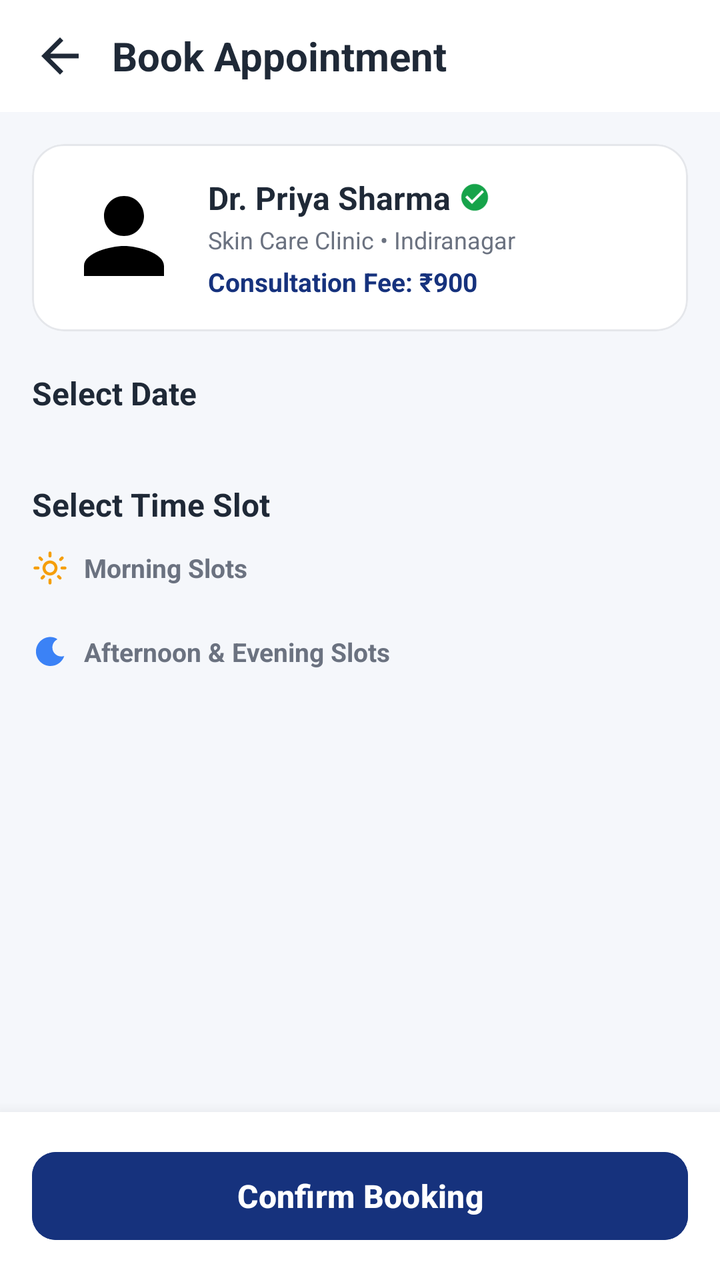
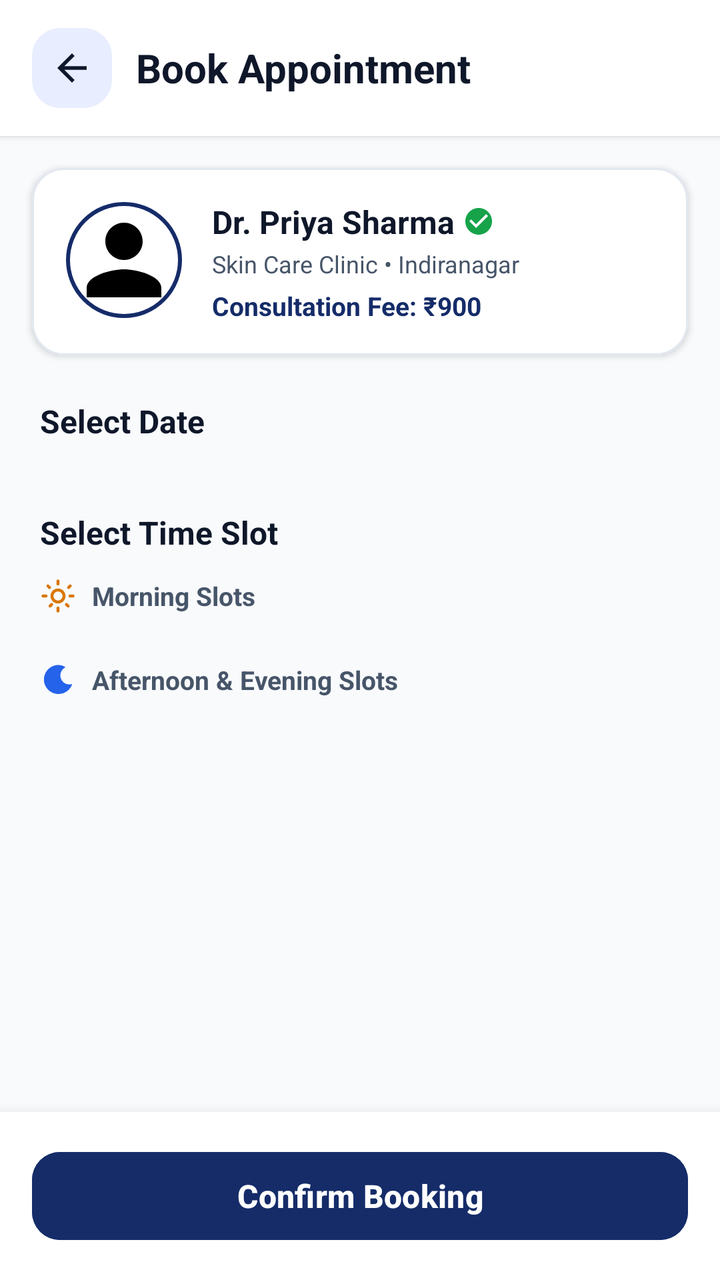

Screens rendered from an Android XML layout before and after an edit, with the pre-edit source and the edit as a unified diff.
<!-- AndroidManifest.xml: application theme Theme.CareWell -->
<!-- res/layout/activity_book_appointment.xml -->
<?xml version="1.0" encoding="utf-8"?>
<RelativeLayout xmlns:android="http://schemas.android.com/apk/res/android"
    xmlns:app="http://schemas.android.com/apk/res-auto"
    android:layout_width="match_parent"
    android:layout_height="match_parent"
    android:background="@color/background_light">

    <ScrollView
        android:layout_width="match_parent"
        android:layout_height="match_parent"
        android:layout_above="@id/bottom_confirm_bar"
        android:fillViewport="true">

        <LinearLayout
            android:layout_width="match_parent"
            android:layout_height="wrap_content"
            android:orientation="vertical"
            android:paddingBottom="24dp">

            
            <RelativeLayout
                android:layout_width="match_parent"
                android:layout_height="wrap_content"
                android:background="@color/surface_white"
                android:paddingHorizontal="16dp"
                android:paddingVertical="14dp">

                <ImageView
                    android:id="@+id/iv_back"
                    android:layout_width="28dp"
                    android:layout_height="28dp"
                    android:layout_alignParentStart="true"
                    android:layout_centerVertical="true"
                    android:src="@drawable/ic_back"
                    app:tint="@color/text_primary"
                    android:contentDescription="Back" />

                <TextView
                    android:layout_width="wrap_content"
                    android:layout_height="wrap_content"
                    android:layout_toEndOf="@id/iv_back"
                    android:layout_centerVertical="true"
                    android:layout_marginStart="12dp"
                    android:text="Book Appointment"
                    android:textColor="@color/text_primary"
                    android:textSize="20sp"
                    android:textStyle="bold" />
            </RelativeLayout>

            
            <com.google.android.material.card.MaterialCardView
                android:layout_width="match_parent"
                android:layout_height="wrap_content"
                android:layout_marginHorizontal="16dp"
                android:layout_marginTop="16dp"
                app:cardCornerRadius="16dp"
                app:cardElevation="0dp"
                app:strokeColor="@color/card_stroke"
                app:strokeWidth="1dp"
                app:cardBackgroundColor="@color/surface_white">

                <LinearLayout
                    android:layout_width="match_parent"
                    android:layout_height="wrap_content"
                    android:orientation="horizontal"
                    android:padding="16dp">

                    <com.google.android.material.imageview.ShapeableImageView
                        android:id="@+id/iv_doctor"
                        android:layout_width="60dp"
                        android:layout_height="60dp"
                        android:scaleType="centerCrop"
                        android:src="@drawable/ic_user"
                        app:shapeAppearanceOverlay="@style/ShapeAppearanceOverlay.App.Corner8dp"
                        android:contentDescription="Doctor image" />

                    <LinearLayout
                        android:layout_width="0dp"
                        android:layout_height="wrap_content"
                        android:layout_weight="1"
                        android:layout_marginStart="12dp"
                        android:orientation="vertical">

                        <LinearLayout
                            android:layout_width="wrap_content"
                            android:layout_height="wrap_content"
                            android:gravity="center_vertical"
                            android:orientation="horizontal">

                            <TextView
                                android:id="@+id/tv_doctor_name"
                                android:layout_width="wrap_content"
                                android:layout_height="wrap_content"
                                android:text="Dr. Priya Sharma"
                                android:textColor="@color/text_primary"
                                android:textSize="16sp"
                                android:textStyle="bold" />

                            <ImageView
                                android:layout_width="16dp"
                                android:layout_height="16dp"
                                android:layout_marginStart="4dp"
                                android:src="@drawable/ic_verified"
                                android:contentDescription="Verified" />
                        </LinearLayout>

                        <TextView
                            android:id="@+id/tv_clinic_name"
                            android:layout_width="wrap_content"
                            android:layout_height="wrap_content"
                            android:layout_marginTop="2dp"
                            android:text="Skin Care Clinic • Indiranagar"
                            android:textColor="@color/text_secondary"
                            android:textSize="12sp" />

                        <TextView
                            android:id="@+id/tv_fee"
                            android:layout_width="wrap_content"
                            android:layout_height="wrap_content"
                            android:layout_marginTop="4dp"
                            android:text="Consultation Fee: ₹900"
                            android:textColor="@color/primary"
                            android:textSize="13sp"
                            android:textStyle="bold" />
                    </LinearLayout>
                </LinearLayout>
            </com.google.android.material.card.MaterialCardView>

            
            <TextView
                android:layout_width="wrap_content"
                android:layout_height="wrap_content"
                android:layout_marginHorizontal="16dp"
                android:layout_marginTop="20dp"
                android:text="Select Date"
                android:textColor="@color/text_primary"
                android:textSize="16sp"
                android:textStyle="bold" />

            <androidx.recyclerview.widget.RecyclerView
                android:id="@+id/rv_dates"
                android:layout_width="match_parent"
                android:layout_height="wrap_content"
                android:layout_marginTop="10dp"
                android:clipToPadding="false"
                android:paddingHorizontal="16dp" />

            
            <TextView
                android:layout_width="wrap_content"
                android:layout_height="wrap_content"
                android:layout_marginHorizontal="16dp"
                android:layout_marginTop="24dp"
                android:text="Select Time Slot"
                android:textColor="@color/text_primary"
                android:textSize="16sp"
                android:textStyle="bold" />

            
            <LinearLayout
                android:layout_width="match_parent"
                android:layout_height="wrap_content"
                android:layout_marginHorizontal="16dp"
                android:layout_marginTop="12dp"
                android:gravity="center_vertical"
                android:orientation="horizontal">

                <ImageView
                    android:layout_width="18dp"
                    android:layout_height="18dp"
                    android:src="@drawable/ic_sun"
                    android:contentDescription="Sun icon" />

                <TextView
                    android:layout_width="wrap_content"
                    android:layout_height="wrap_content"
                    android:layout_marginStart="8dp"
                    android:text="Morning Slots"
                    android:textColor="@color/text_secondary"
                    android:textSize="13sp"
                    android:textStyle="bold" />
            </LinearLayout>

            <androidx.recyclerview.widget.RecyclerView
                android:id="@+id/rv_morning_slots"
                android:layout_width="match_parent"
                android:layout_height="wrap_content"
                android:layout_marginHorizontal="12dp"
                android:layout_marginTop="8dp"
                android:nestedScrollingEnabled="false" />

            
            <LinearLayout
                android:layout_width="match_parent"
                android:layout_height="wrap_content"
                android:layout_marginHorizontal="16dp"
                android:layout_marginTop="16dp"
                android:gravity="center_vertical"
                android:orientation="horizontal">

                <ImageView
                    android:layout_width="18dp"
                    android:layout_height="18dp"
                    android:src="@drawable/ic_moon"
                    android:contentDescription="Moon icon" />

                <TextView
                    android:layout_width="wrap_content"
                    android:layout_height="wrap_content"
                    android:layout_marginStart="8dp"
                    android:text="Afternoon &amp; Evening Slots"
                    android:textColor="@color/text_secondary"
                    android:textSize="13sp"
                    android:textStyle="bold" />
            </LinearLayout>

            <androidx.recyclerview.widget.RecyclerView
                android:id="@+id/rv_evening_slots"
                android:layout_width="match_parent"
                android:layout_height="wrap_content"
                android:layout_marginHorizontal="12dp"
                android:layout_marginTop="8dp"
                android:nestedScrollingEnabled="false" />

        </LinearLayout>
    </ScrollView>

    
    <LinearLayout
        android:id="@+id/bottom_confirm_bar"
        android:layout_width="match_parent"
        android:layout_height="wrap_content"
        android:layout_alignParentBottom="true"
        android:background="@color/surface_white"
        android:elevation="12dp"
        android:padding="16dp">

        <com.google.android.material.button.MaterialButton
            android:id="@+id/btn_confirm_booking"
            android:layout_width="match_parent"
            android:layout_height="52dp"
            android:backgroundTint="@color/primary"
            android:text="Confirm Booking"
            android:textColor="@color/white"
            android:textSize="16sp"
            android:textStyle="bold"
            app:cornerRadius="12dp" />
    </LinearLayout>

</RelativeLayout>
<!-- resources referenced by this layout -->
<resources>
  <color name="background_light">#F5F7FB</color>
  <color name="card_stroke">#E5E7EB</color>
  <color name="primary">#16327D</color>
  <color name="surface_white">#FFFFFF</color>
  <color name="text_primary">#1F2937</color>
  <color name="text_secondary">#6B7280</color>
  <color name="white">#FFFFFF</color>
  <!-- drawable ic_back (drawable) -->
  <vector xmlns:android="http://schemas.android.com/apk/res/android"
      android:width="24dp"
      android:height="24dp"
      android:viewportWidth="24"
      android:viewportHeight="24">
      <path
          android:fillColor="#FF000000"
          android:pathData="M20,11H7.83l5.59,-5.59L12,4l-8,8 8,8 1.41,-1.41L7.83,13H20v-2z"/>
  </vector>
  <!-- drawable ic_moon (drawable) -->
  <vector xmlns:android="http://schemas.android.com/apk/res/android"
      android:width="24dp"
      android:height="24dp"
      android:viewportWidth="24"
      android:viewportHeight="24">
      <path
          android:fillColor="#3B82F6"
          android:pathData="M12.3,2C6.97,2 2.63,6.34 2.63,11.67c0,5.33 4.34,9.67 9.67,9.67 4.3,0 7.97,-2.81 9.22,-6.71 -0.61,0.22 -1.26,0.34 -1.95,0.34 -3.31,0 -6,-2.69 -6,-6 0,-2.39 1.4,-4.46 3.42,-5.42C15.82,2.56 14.13,2 12.3,2z"/>
  </vector>
  <!-- drawable ic_user (drawable) -->
  <vector xmlns:android="http://schemas.android.com/apk/res/android"
      android:width="24dp"
      android:height="24dp"
      android:viewportWidth="24"
      android:viewportHeight="24">
      <path
          android:fillColor="#FF000000"
          android:pathData="M12,12c2.21,0 4,-1.79 4,-4s-1.79,-4 -4,-4 -4,1.79 -4,4 1.79,4 4,4zm0,2c-2.67,0 -8,1.34 -8,4v2h16v-2c0,-2.66 -5.33,-4 -8,-4z"/>
  </vector>
  <!-- drawable ic_verified (drawable) -->
  <vector xmlns:android="http://schemas.android.com/apk/res/android"
      android:width="24dp"
      android:height="24dp"
      android:viewportWidth="24"
      android:viewportHeight="24">
      <path
          android:fillColor="#16A34A"
          android:pathData="M12,2C6.48,2 2,6.48 2,12s4.48,10 10,10 10,-4.48 10,-10S17.52,2 12,2zm-2,15l-5,-5 1.41,-1.41L10,14.17l7.59,-7.59L19,8l-9,9z"/>
  </vector>
  <style name="ShapeAppearanceOverlay.App.Corner8dp" parent="">
          <item name="cornerSize">8dp</item>
      </style>
  <style name="Theme.CareWell" parent="Base.Theme.CareWell" />
  <style name="Base.Theme.CareWell" parent="Theme.Material3.Light.NoActionBar">
          <item name="colorPrimary">@color/primary</item>
          <item name="colorPrimaryVariant">@color/primary_dark</item>
          <item name="colorOnPrimary">@color/white</item>
          <item name="colorSecondary">@color/secondary</item>
          <item name="colorSecondaryVariant">@color/secondary</item>
          <item name="colorOnSecondary">@color/white</item>
          <item name="android:statusBarColor">@color/white</item>
          <item name="android:windowLightStatusBar">true</item>
          <item name="android:windowBackground">@color/background_light</item>
      </style>
  <color name="primary_dark">#0F2359</color>
  <color name="secondary">#3B82F6</color>
  <!-- unchanged entries left out for length: 1 -->
</resources>

<!-- the commit's change to res/layout/activity_book_appointment.xml (unified diff, before → after) -->
@@ -8,7 +8,7 @@
     <ScrollView
         android:layout_width="match_parent"
         android:layout_height="match_parent"
-        android:layout_above="@id/bottom_confirm_bar"
+        android:layout_above="@+id/bottom_confirm_bar"
         android:fillViewport="true">
 
         <LinearLayout
@@ -18,34 +18,50 @@
             android:paddingBottom="24dp">
 
             
-            <RelativeLayout
-                android:layout_width="match_parent"
-                android:layout_height="wrap_content"
-                android:background="@color/surface_white"
-                android:paddingHorizontal="16dp"
-                android:paddingVertical="14dp">
-
-                <ImageView
-                    android:id="@+id/iv_back"
-                    android:layout_width="28dp"
-                    android:layout_height="28dp"
-                    android:layout_alignParentStart="true"
-                    android:layout_centerVertical="true"
-                    android:src="@drawable/ic_back"
-                    app:tint="@color/text_primary"
-                    android:contentDescription="Back" />
-
-                <TextView
-                    android:layout_width="wrap_content"
-                    android:layout_height="wrap_content"
-                    android:layout_toEndOf="@id/iv_back"
-                    android:layout_centerVertical="true"
-                    android:layout_marginStart="12dp"
-                    android:text="Book Appointment"
-                    android:textColor="@color/text_primary"
-                    android:textSize="20sp"
-                    android:textStyle="bold" />
-            </RelativeLayout>
+            <com.google.android.material.card.MaterialCardView
+                android:layout_width="match_parent"
+                android:layout_height="wrap_content"
+                app:cardBackgroundColor="@color/surface_white"
+                app:cardCornerRadius="0dp"
+                app:cardElevation="2dp"
+                app:strokeWidth="0dp">
+
+                <RelativeLayout
+                    android:layout_width="match_parent"
+                    android:layout_height="wrap_content"
+                    android:paddingHorizontal="16dp"
+                    android:paddingVertical="14dp">
+
+                    <FrameLayout
+                        android:id="@+id/fl_back_bg"
+                        android:layout_width="40dp"
+                        android:layout_height="40dp"
+                        android:layout_alignParentStart="true"
+                        android:layout_centerVertical="true"
+                        android:background="@drawable/bg_squircle_icon">
+
+                        <ImageView
+                            android:id="@+id/iv_back"
+                            android:layout_width="match_parent"
+                            android:layout_height="match_parent"
+                            android:padding="9dp"
+                            android:contentDescription="Back"
+                            android:src="@drawable/ic_back"
+                            app:tint="@color/text_primary" />
+                    </FrameLayout>
+
+                    <TextView
+                        android:layout_width="wrap_content"
+                        android:layout_height="wrap_content"
+                        android:layout_centerVertical="true"
+                        android:layout_marginStart="12dp"
+                        android:layout_toEndOf="@id/fl_back_bg"
+                        android:text="Book Appointment"
+                        android:textColor="@color/text_primary"
+                        android:textSize="20sp"
+                        android:textStyle="bold" />
+                </RelativeLayout>
+            </com.google.android.material.card.MaterialCardView>
 
             
             <com.google.android.material.card.MaterialCardView
@@ -53,11 +69,11 @@
                 android:layout_height="wrap_content"
                 android:layout_marginHorizontal="16dp"
                 android:layout_marginTop="16dp"
+                app:cardBackgroundColor="@color/surface_white"
                 app:cardCornerRadius="16dp"
-                app:cardElevation="0dp"
+                app:cardElevation="2dp"
                 app:strokeColor="@color/card_stroke"
-                app:strokeWidth="1dp"
-                app:cardBackgroundColor="@color/surface_white">
+                app:strokeWidth="1dp">
 
                 <LinearLayout
                     android:layout_width="match_parent"
@@ -69,16 +85,19 @@
                         android:id="@+id/iv_doctor"
                         android:layout_width="60dp"
                         android:layout_height="60dp"
+                        android:contentDescription="Doctor image"
+                        android:padding="2dp"
                         android:scaleType="centerCrop"
                         android:src="@drawable/ic_user"
-                        app:shapeAppearanceOverlay="@style/ShapeAppearanceOverlay.App.Corner8dp"
-                        android:contentDescription="Doctor image" />
+                        app:shapeAppearanceOverlay="@style/ShapeAppearanceOverlay.App.Circle"
+                        app:strokeColor="@color/primary"
+                        app:strokeWidth="2dp" />
 
                     <LinearLayout
                         android:layout_width="0dp"
                         android:layout_height="wrap_content"
+                        android:layout_marginStart="14dp"
                         android:layout_weight="1"
-                        android:layout_marginStart="12dp"
                         android:orientation="vertical">
 
                         <LinearLayout
@@ -100,8 +119,8 @@
                                 android:layout_width="16dp"
                                 android:layout_height="16dp"
                                 android:layout_marginStart="4dp"
-                                android:src="@drawable/ic_verified"
-                                android:contentDescription="Verified" />
+                                android:contentDescription="Verified"
+                                android:src="@drawable/ic_verified" />
                         </LinearLayout>
 
                         <TextView
@@ -130,8 +149,8 @@
             <TextView
                 android:layout_width="wrap_content"
                 android:layout_height="wrap_content"
-                android:layout_marginHorizontal="16dp"
-                android:layout_marginTop="20dp"
+                android:layout_marginHorizontal="20dp"
+                android:layout_marginTop="22dp"
                 android:text="Select Date"
                 android:textColor="@color/text_primary"
                 android:textSize="16sp"
@@ -149,7 +168,7 @@
             <TextView
                 android:layout_width="wrap_content"
                 android:layout_height="wrap_content"
-                android:layout_marginHorizontal="16dp"
+                android:layout_marginHorizontal="20dp"
                 android:layout_marginTop="24dp"
                 android:text="Select Time Slot"
                 android:textColor="@color/text_primary"
@@ -160,7 +179,7 @@
             <LinearLayout
                 android:layout_width="match_parent"
                 android:layout_height="wrap_content"
-                android:layout_marginHorizontal="16dp"
+                android:layout_marginHorizontal="20dp"
                 android:layout_marginTop="12dp"
                 android:gravity="center_vertical"
                 android:orientation="horizontal">
@@ -168,8 +187,9 @@
                 <ImageView
                     android:layout_width="18dp"
                     android:layout_height="18dp"
+                    android:contentDescription="Sun icon"
                     android:src="@drawable/ic_sun"
-                    android:contentDescription="Sun icon" />
+                    app:tint="@color/warning_yellow" />
 
                 <TextView
                     android:layout_width="wrap_content"
@@ -179,6 +199,15 @@
                     android:textColor="@color/text_secondary"
                     android:textSize="13sp"
                     android:textStyle="bold" />
+
+                <TextView
+                    android:id="@+id/tv_morning_timing"
+                    android:layout_width="wrap_content"
+                    android:layout_height="wrap_content"
+                    android:layout_marginStart="8dp"
+                    android:textColor="@color/text_secondary"
+                    android:textSize="12sp"
+                    android:visibility="gone" />
             </LinearLayout>
 
             <androidx.recyclerview.widget.RecyclerView
@@ -193,7 +222,7 @@
             <LinearLayout
                 android:layout_width="match_parent"
                 android:layout_height="wrap_content"
-                android:layout_marginHorizontal="16dp"
+                android:layout_marginHorizontal="20dp"
                 android:layout_marginTop="16dp"
                 android:gravity="center_vertical"
                 android:orientation="horizontal">
@@ -201,8 +230,9 @@
                 <ImageView
                     android:layout_width="18dp"
                     android:layout_height="18dp"
+                    android:contentDescription="Moon icon"
                     android:src="@drawable/ic_moon"
-                    android:contentDescription="Moon icon" />
+                    app:tint="@color/secondary" />
 
                 <TextView
                     android:layout_width="wrap_content"
@@ -212,6 +242,15 @@
                     android:textColor="@color/text_secondary"
                     android:textSize="13sp"
                     android:textStyle="bold" />
+
+                <TextView
+                    android:id="@+id/tv_evening_timing"
+                    android:layout_width="wrap_content"
+                    android:layout_height="wrap_content"
+                    android:layout_marginStart="8dp"
+                    android:textColor="@color/text_secondary"
+                    android:textSize="12sp"
+                    android:visibility="gone" />
             </LinearLayout>
 
             <androidx.recyclerview.widget.RecyclerView
@@ -240,11 +279,12 @@
             android:layout_width="match_parent"
             android:layout_height="52dp"
             android:backgroundTint="@color/primary"
+            android:elevation="2dp"
             android:text="Confirm Booking"
             android:textColor="@color/white"
             android:textSize="16sp"
             android:textStyle="bold"
-            app:cornerRadius="12dp" />
+            app:cornerRadius="14dp" />
     </LinearLayout>
 
 </RelativeLayout>
<!-- resource entries referenced after the edit -->
@@ -1,12 +1,20 @@
 <!-- resources referenced by this layout -->
 <resources>
-  <color name="background_light">#F5F7FB</color>
-  <color name="card_stroke">#E5E7EB</color>
-  <color name="primary">#16327D</color>
+  <color name="background_light">#F8FAFC</color>
+  <color name="card_stroke">#E2E8F0</color>
+  <color name="primary">#152C69</color>
   <color name="surface_white">#FFFFFF</color>
-  <color name="text_primary">#1F2937</color>
-  <color name="text_secondary">#6B7280</color>
+  <color name="text_primary">#0F172A</color>
+  <color name="text_secondary">#475569</color>
+  <color name="warning_yellow">#D97706</color>
   <color name="white">#FFFFFF</color>
+  <!-- drawable bg_squircle_icon (drawable) -->
+  <?xml version="1.0" encoding="utf-8"?>
+  <shape xmlns:android="http://schemas.android.com/apk/res/android"
+      android:shape="rectangle">
+      <solid android:color="#E8EEFF" />
+      <corners android:radius="14dp" />
+  </shape>
   <!-- drawable ic_back (drawable) -->
   <vector xmlns:android="http://schemas.android.com/apk/res/android"
       android:width="24dp"
@@ -47,8 +55,8 @@
           android:fillColor="#16A34A"
           android:pathData="M12,2C6.48,2 2,6.48 2,12s4.48,10 10,10 10,-4.48 10,-10S17.52,2 12,2zm-2,15l-5,-5 1.41,-1.41L10,14.17l7.59,-7.59L19,8l-9,9z"/>
   </vector>
-  <style name="ShapeAppearanceOverlay.App.Corner8dp" parent="">
-          <item name="cornerSize">8dp</item>
+  <style name="ShapeAppearanceOverlay.App.Circle" parent="">
+          <item name="cornerSize">50%</item>
       </style>
   <style name="Theme.CareWell" parent="Base.Theme.CareWell" />
   <style name="Base.Theme.CareWell" parent="Theme.Material3.Light.NoActionBar">
@@ -61,9 +69,14 @@
           <item name="android:statusBarColor">@color/white</item>
           <item name="android:windowLightStatusBar">true</item>
           <item name="android:windowBackground">@color/background_light</item>
+          <item name="colorSecondaryContainer">@color/primary_light</item>
+          <item name="colorOnSecondaryContainer">@color/primary</item>
+          <item name="android:navigationBarColor">@color/white</item>
+          <item name="android:windowLightNavigationBar" tools:targetApi="o_mr1">true</item>
       </style>
-  <color name="primary_dark">#0F2359</color>
-  <color name="secondary">#3B82F6</color>
+  <color name="primary_dark">#0D1D47</color>
+  <color name="primary_light">#EBF1FF</color>
+  <color name="secondary">#2563EB</color>
   <!-- unchanged entries left out for length: 1 -->
 </resources>
 
